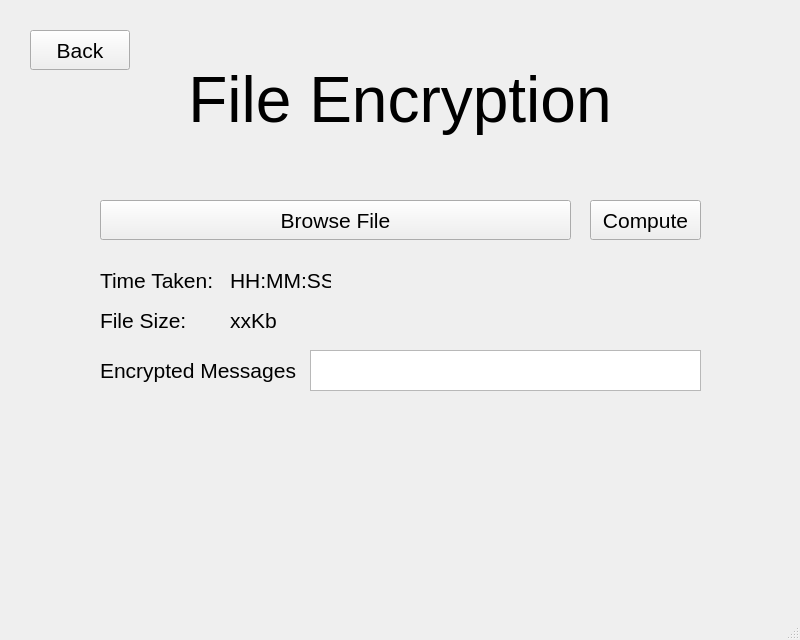
First picture: the form in file.ui, repository natasyazzhr1/Tugas-3-II4031-Kriptografi-dan-Koding, before the edit.
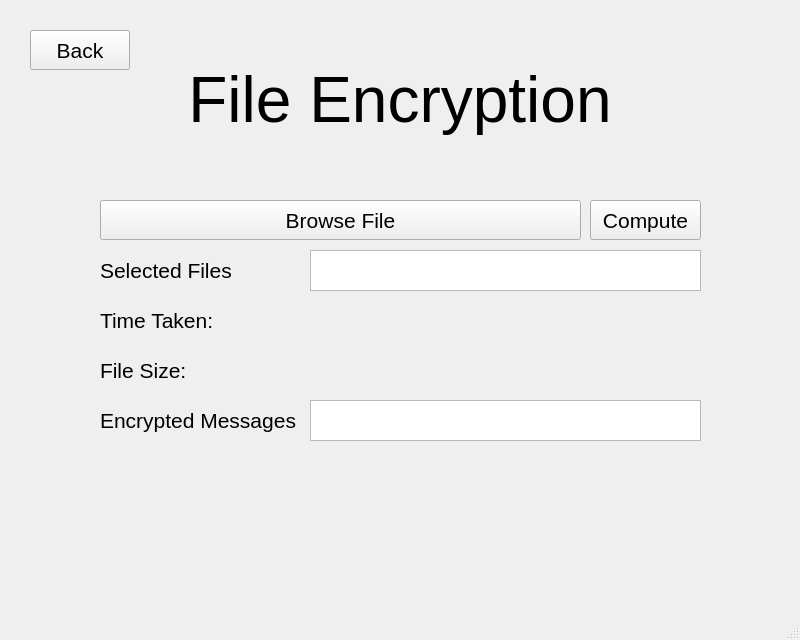
Second picture: the form after the edit.

Diff of the .ui file:
```diff
--- a/file.ui
+++ b/file.ui
@@ -15,11 +15,11 @@
    <string>MainWindow</string>
   </property>
   <widget class="QWidget" name="centralwidget">
-   <widget class="QTextBrowser" name="textBrowser">
+   <widget class="QTextBrowser" name="textBrowser_2">
     <property name="geometry">
      <rect>
       <x>310</x>
-      <y>350</y>
+      <y>400</y>
       <width>391</width>
       <height>41</height>
      </rect>
@@ -39,7 +39,7 @@
     <property name="geometry">
      <rect>
       <x>100</x>
-      <y>350</y>
+      <y>400</y>
       <width>201</width>
       <height>40</height>
      </rect>
@@ -114,7 +114,7 @@
     <property name="geometry">
      <rect>
       <x>100</x>
-      <y>400</y>
+      <y>450</y>
       <width>601</width>
       <height>40</height>
      </rect>
@@ -135,7 +135,7 @@
     <property name="geometry">
      <rect>
       <x>100</x>
-      <y>260</y>
+      <y>300</y>
       <width>121</width>
       <height>40</height>
      </rect>
@@ -152,8 +152,8 @@
    <widget class="QLabel" name="label_3">
     <property name="geometry">
      <rect>
-      <x>230</x>
-      <y>260</y>
+      <x>310</x>
+      <y>300</y>
       <width>101</width>
       <height>40</height>
      </rect>
@@ -164,14 +164,14 @@
      </font>
     </property>
     <property name="text">
-     <string>HH:MM:SS</string>
+     <string/>
     </property>
    </widget>
    <widget class="QLabel" name="label_4">
     <property name="geometry">
      <rect>
       <x>100</x>
-      <y>300</y>
+      <y>350</y>
       <width>121</width>
       <height>40</height>
      </rect>
@@ -188,8 +188,8 @@
    <widget class="QLabel" name="label_5">
     <property name="geometry">
      <rect>
-      <x>230</x>
-      <y>300</y>
+      <x>310</x>
+      <y>350</y>
       <width>101</width>
       <height>40</height>
      </rect>
@@ -200,7 +200,7 @@
      </font>
     </property>
     <property name="text">
-     <string>xxKb</string>
+     <string/>
     </property>
    </widget>
    <widget class="QPushButton" name="pushButton_2">
@@ -208,7 +208,7 @@
      <rect>
       <x>100</x>
       <y>200</y>
-      <width>471</width>
+      <width>481</width>
       <height>40</height>
      </rect>
     </property>
@@ -221,6 +221,49 @@
      <string>Browse File</string>
     </property>
    </widget>
+   <widget class="QTextBrowser" name="textBrowser">
+    <property name="geometry">
+     <rect>
+      <x>310</x>
+      <y>250</y>
+      <width>391</width>
+      <height>41</height>
+     </rect>
+    </property>
+    <property name="font">
+     <font>
+      <pointsize>16</pointsize>
+     </font>
+    </property>
+    <property name="styleSheet">
+     <string notr="true">font-size:16pt</string>
+    </property>
+    <property name="html">
+     <string>&lt;!DOCTYPE HTML PUBLIC &quot;-//W3C//DTD HTML 4.0//EN&quot; &quot;http://www.w3.org/TR/REC-html40/strict.dtd&quot;&gt;
+&lt;html&gt;&lt;head&gt;&lt;meta name=&quot;qrichtext&quot; content=&quot;1&quot; /&gt;&lt;style type=&quot;text/css&quot;&gt;
+p, li { white-space: pre-wrap; }
+&lt;/style&gt;&lt;/head&gt;&lt;body style=&quot; font-family:'MS Shell Dlg 2'; font-size:16pt; font-weight:400; font-style:normal;&quot;&gt;
+&lt;p style=&quot;-qt-paragraph-type:empty; margin-top:0px; margin-bottom:0px; margin-left:0px; margin-right:0px; -qt-block-indent:0; text-indent:0px;&quot;&gt;&lt;br /&gt;&lt;/p&gt;&lt;/body&gt;&lt;/html&gt;</string>
+    </property>
+   </widget>
+   <widget class="QLabel" name="label_8">
+    <property name="geometry">
+     <rect>
+      <x>100</x>
+      <y>250</y>
+      <width>131</width>
+      <height>40</height>
+     </rect>
+    </property>
+    <property name="font">
+     <font>
+      <pointsize>16</pointsize>
+     </font>
+    </property>
+    <property name="text">
+     <string>Selected Files</string>
+    </property>
+   </widget>
   </widget>
   <widget class="QStatusBar" name="statusbar"/>
   <widget class="QMenuBar" name="menubar">
```
Left out of the diff: 1 changed line with no effect on the pictures.
